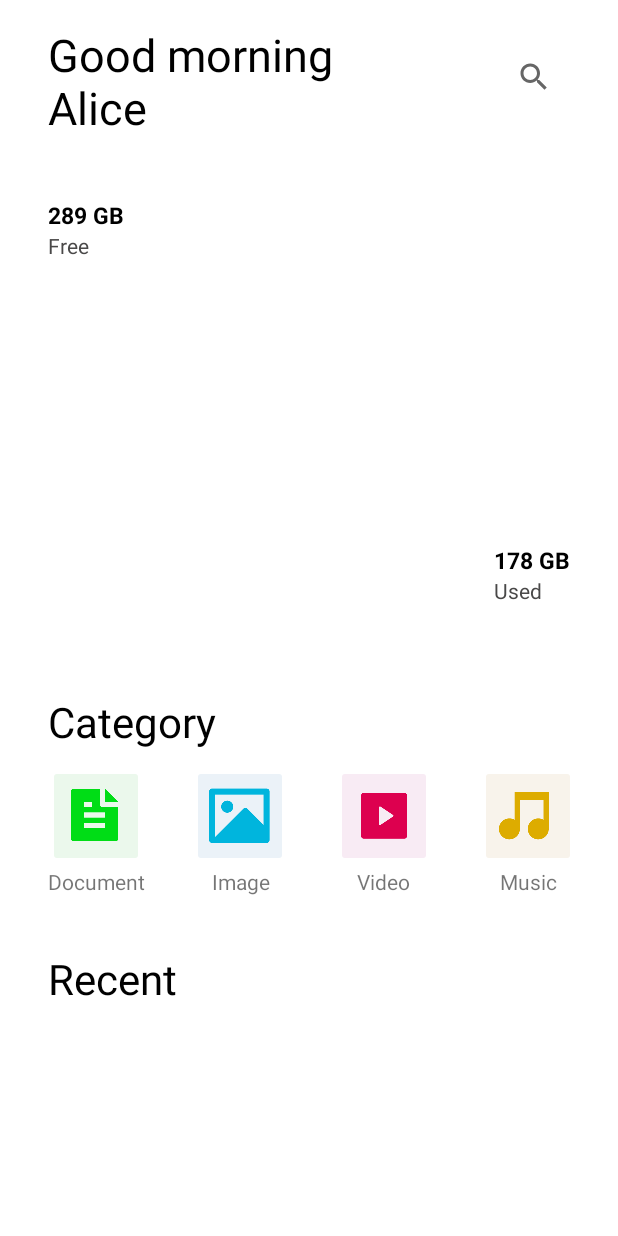
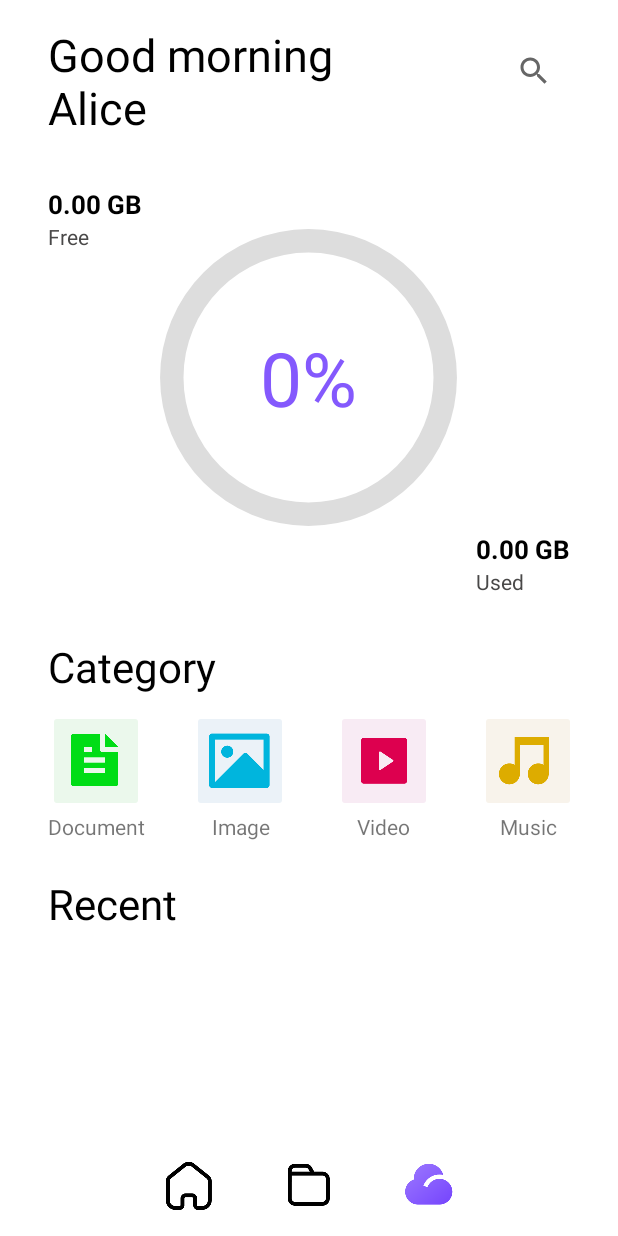
Before and after one commit to Nam0101/SRV-file-manager, an Android app: the HomePageActivity screen opened directly, with no data from a screen before it, on a phone screen of 412 x 824 dp. Run offline under Robolectric (Android 15) with nearby library versions, the phone set to English and light mode, and no system bars.

Commit message:
Home Activity and ProgessBar

```diff
--- a/app/src/main/java/com/example/srvfilemanager/HomePageActivity.java
+++ b/app/src/main/java/com/example/srvfilemanager/HomePageActivity.java
@@ -2,14 +2,59 @@ package com.example.srvfilemanager;
 
 import androidx.appcompat.app.AppCompatActivity;
 
+import android.media.Image;
 import android.os.Bundle;
+import android.os.Environment;
+import android.os.StatFs;
+import android.os.storage.StorageManager;
+import android.util.Log;
+import android.view.View;
+import android.widget.ImageButton;
+import android.widget.ProgressBar;
+import android.widget.TextView;
+
+import java.io.IOException;
+import java.text.DecimalFormat;
+import java.text.NumberFormat;
+import java.util.UUID;
 
 public class HomePageActivity extends AppCompatActivity {
-
+    String TAG ="HomePageActivity";
+    TextView mtvDungLuong,mtvDungLuongDadung,mtvProgress;
+    ProgressBar mProgressBar;
+    ImageButton mHomeButton;
     @Override
     protected void onCreate(Bundle savedInstanceState) {
         super.onCreate(savedInstanceState);
         setContentView(R.layout.activity_home_page_actitity);
+        StatFs stat = new StatFs(Environment.getExternalStorageDirectory().getPath());
+        long bytesAvailable = (long)stat.getBlockSize() * (long)stat.getAvailableBlocks();
+        long bytesTotal =(long)stat.getTotalBytes();
+        double megAvailable = (double)bytesAvailable / (1000 * 1000*1000);
+        double megTotal = (double)bytesTotal/(1000*1000*1000);
+        NumberFormat formatter = new DecimalFormat("#0.00");
+        String stringDungLuong = ""+ formatter.format(megAvailable) +" GB";
+        String stringDungLuongDaDung = ""+ formatter.format(megTotal-megAvailable) +" GB";
+        mtvDungLuong=findViewById(R.id.tvDungLuongMay);
+        mtvDungLuongDadung=findViewById(R.id.tvDungLuongDaDung);
+        mtvDungLuong.setText(stringDungLuong);
+        mtvDungLuongDadung.setText(stringDungLuongDaDung);
+        mProgressBar = findViewById(R.id.progress_bar);
+        int percent = (int)(100*(megTotal-megAvailable)/megTotal);
+        mProgressBar.setProgress(percent);
+        mtvProgress = findViewById(R.id.text_view_progress);
+        mtvProgress.setText(""+percent+"%");
+        mHomeButton=findViewById(R.id.btnHome);
+        mHomeButton.setOnClickListener(new View.OnClickListener() {
+            @Override
+            public void onClick(View view) {
+                Log.i(TAG,"Button clicked");
+            }
+        });
+        Log.e(TAG,"Available GB : "+megAvailable);
+        Log.e(TAG,"Total GB: "+ megTotal);
+        Log.e(TAG,"Path: "+Environment.getExternalStorageDirectory().getPath());
+        Log.i(TAG,"onCreate");
     }
 
     @Override
--- /dev/null
+++ b/app/src/main/res/drawable/circle.xml
@@ -0,0 +1,32 @@
+<?xml version="1.0" encoding="utf-8"?>
+<layer-list xmlns:android="http://schemas.android.com/apk/res/android">
+    <!--Adding our first item-->
+    <item>
+        <!--Here ring shape is created. The important attribute
+         used here is, android:useLevel="false". Attribute
+         with the useLevel=true makes the ring disabled, so it must
+         be false for the ring to appear with color code "#DDD"-->
+        <shape
+            android:shape="ring"
+            android:thicknessRatio="16"
+            android:useLevel="false">
+            <solid android:color="#DDD" />
+        </shape>
+    </item>
+    <item>
+        <rotate
+            android:fromDegrees="0"
+            android:toDegrees="0">
+            <shape
+                android:shape="ring"
+                android:thicknessRatio="16"
+                android:useLevel="true">
+                <gradient
+                    android:endColor="#8C64FD"
+                    android:startColor="#7E51FC"
+                    android:type="sweep" />
+
+            </shape>
+        </rotate>
+    </item>
+</layer-list>
--- a/app/src/main/res/layout/activity_home_page_actitity.xml
+++ b/app/src/main/res/layout/activity_home_page_actitity.xml
@@ -5,9 +5,8 @@
     android:layout_width="match_parent"
     android:layout_height="match_parent"
     android:orientation="vertical"
-    android:weightSum="12"
     android:background="@color/white"
-    tools:context=".HomeAcitivity">
+    tools:context=".HomePageActivity">
     <!-- Search-->
     <RelativeLayout
         android:layout_width="match_parent"
@@ -42,6 +41,34 @@
         android:layout_width="match_parent"
         android:layout_height="0dp">
 
+        <ProgressBar
+            android:id="@+id/progress_bar"
+            style="@style/CircularDeterminateProgressBar"
+            android:layout_width="250dp"
+            android:layout_height="250dp"
+            android:layout_centerInParent="true"
+            android:indeterminateOnly="false"
+            android:progress="60"
+            android:progressDrawable="@drawable/circle"
+            android:rotation="-90"
+            app:layout_constraintBottom_toBottomOf="parent"
+            app:layout_constraintLeft_toLeftOf="parent"
+            app:layout_constraintRight_toRightOf="parent"
+            app:layout_constraintTop_toTopOf="parent"
+            tools:progress="10" />
+        <TextView
+            android:id="@+id/text_view_progress"
+            android:layout_width="wrap_content"
+            android:layout_height="wrap_content"
+            android:textAppearance="@style/TextAppearance.AppCompat.Large"
+            app:layout_constraintBottom_toBottomOf="@+id/progress_bar"
+            app:layout_constraintEnd_toEndOf="@+id/progress_bar"
+            app:layout_constraintStart_toStartOf="@+id/progress_bar"
+            app:layout_constraintTop_toTopOf="@+id/progress_bar"
+            tools:text="60%"
+            android:textSize="50sp"
+            android:textColor="#8459FD"
+            android:layout_centerInParent="true"/>
         <TextView
             android:id="@+id/tvDungLuongMay"
             android:layout_width="wrap_content"
@@ -52,7 +79,7 @@
             android:layout_marginTop="30dp"
             android:text="289 GB"
             android:textColor="@color/black"
-            android:textSize="15sp"
+            android:textSize="17sp"
             android:textStyle="bold" />
 
         <TextView
@@ -74,7 +101,7 @@
             android:layout_marginRight="32dp"
             android:text="178 GB"
             android:textColor="@color/black"
-            android:textSize="15sp"
+            android:textSize="17sp"
             android:textStyle="bold" />
 
         <TextView
@@ -199,5 +226,34 @@
             android:textSize="28sp" />
 
     </RelativeLayout>
+    <LinearLayout
+        android:layout_weight="0.3"
+        android:layout_width="match_parent"
+        android:layout_height="wrap_content"
+        android:gravity="center">
 
+        <ImageButton
+            android:id="@+id/btnHome"
+            android:layout_width="wrap_content"
+            android:layout_height="wrap_content"
+            android:src="@mipmap/ic_home"
+            android:layout_marginRight="32dp"
+            android:background="@color/white"/>
+
+        <ImageButton
+            android:id="@+id/btnFolder"
+            android:layout_width="wrap_content"
+            android:layout_height="wrap_content"
+            android:src="@mipmap/ic_folder_home"
+            android:layout_marginRight="32dp"
+            android:background="@color/white"/>
+
+        <ImageButton
+            android:id="@+id/btnCloud"
+            android:layout_width="wrap_content"
+            android:layout_height="wrap_content"
+            android:src="@mipmap/ic_cloud_fill"
+            android:background="@color/white"
+            />
+    </LinearLayout>
 </LinearLayout>
--- /dev/null
+++ b/app/src/main/res/values/theme.xml
@@ -0,0 +1,22 @@
+<resources xmlns:tools="http://schemas.android.com/tools">
+    <!-- Base application theme. -->
+    <style name="Theme.ProgressBar" parent="Theme.MaterialComponents.DayNight.DarkActionBar">
+        <!-- Primary brand color. -->
+        <item name="colorPrimary">@color/material_dynamic_primary80</item>
+        <item name="colorPrimaryVariant">@color/primary</item>
+        <item name="colorOnPrimary">@color/white</item>
+        <!-- Secondary brand color. -->
+        <item name="colorSecondary">@color/teal_200</item>
+        <item name="colorSecondaryVariant">@color/teal_700</item>
+        <item name="colorOnSecondary">#7E51FC</item>
+        <!-- Status bar color. -->
+        <item name="android:statusBarColor" tools:targetApi="l">?attr/colorPrimaryVariant</item>
+        <!-- Customize your theme here. -->
+    </style>
+
+    <style name="CircularDeterminateProgressBar">
+        <item name="android:indeterminateOnly">false </item>
+        <item name="android:progressDrawable">@drawable/circle</item>
+    </style>
+
+</resources>
```
Also changed, not shown: app/src/main/res/drawable/bo_goc.xml (added, +19 -0 lines), app/src/main/res/layout/activity_folder.xml (+30 -3 lines), 1 other file.
